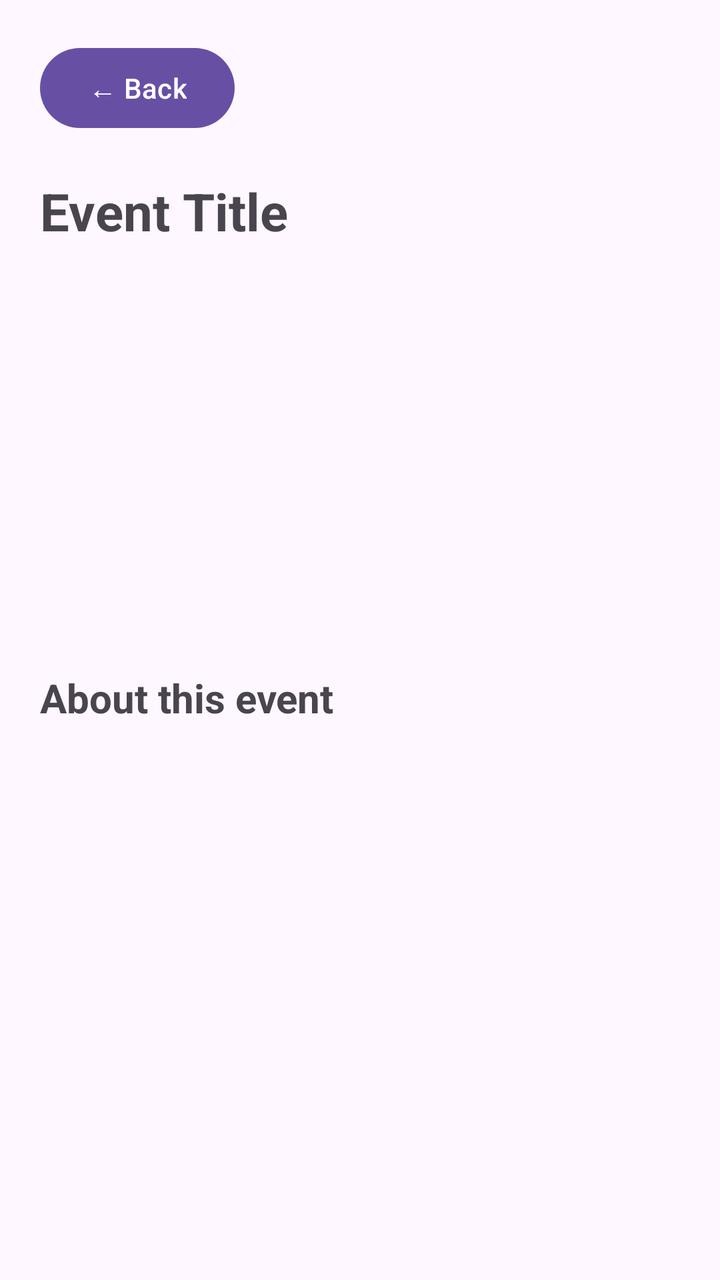
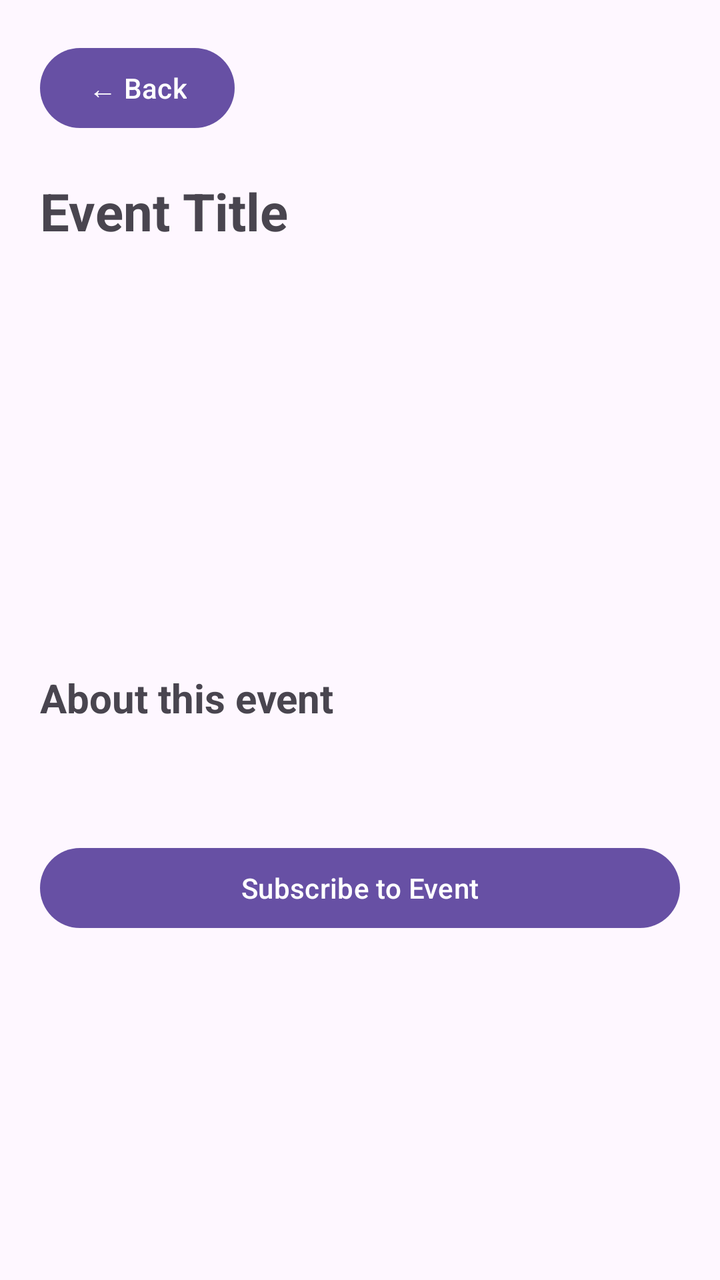

The first picture is an Android layout as it rendered before a commit; the second is the same layout after the commit. The layout source and the unified diff follow.
<!-- AndroidManifest.xml: application theme Theme.LibertiesEvents -->
<!-- res/layout/activity_event_details.xml -->
<?xml version="1.0" encoding="utf-8"?>
<ScrollView xmlns:android="http://schemas.android.com/apk/res/android"
    android:layout_width="match_parent"
    android:layout_height="match_parent"
    android:fillViewport="true">

    <LinearLayout
        android:layout_width="match_parent"
        android:layout_height="wrap_content"
        android:orientation="vertical"
        android:padding="20dp">

        
        <Button
            android:id="@+id/buttonBack"
            android:layout_width="wrap_content"
            android:layout_height="wrap_content"
            android:text="← Back"
            android:onClick="backClick"
            android:layout_marginBottom="20dp" />

        
        <TextView
            android:id="@+id/textTitle"
            android:layout_width="match_parent"
            android:layout_height="wrap_content"
            android:text="Event Title"
            android:textSize="26sp"
            android:textStyle="bold"
            android:layout_marginBottom="12dp" />

        
        <TextView
            android:id="@+id/textCategory"
            android:layout_width="match_parent"
            android:layout_height="wrap_content"
            android:textSize="16sp"
            android:layout_marginBottom="20dp" />

        
        <TextView
            android:id="@+id/textDate"
            android:layout_width="match_parent"
            android:layout_height="wrap_content"
            android:textSize="16sp"
            android:layout_marginBottom="16dp" />

        
        <TextView
            android:id="@+id/textVenue"
            android:layout_width="match_parent"
            android:layout_height="wrap_content"
            android:textSize="16sp"
            android:layout_marginBottom="16dp" />

        
        <TextView
            android:id="@+id/textAddress"
            android:layout_width="match_parent"
            android:layout_height="wrap_content"
            android:textSize="16sp"
            android:layout_marginBottom="16dp" />

        
        <TextView
            android:id="@+id/textOrganizer"
            android:layout_width="match_parent"
            android:layout_height="wrap_content"
            android:textSize="16sp"
            android:layout_marginBottom="24dp" />

        
        <TextView
            android:layout_width="match_parent"
            android:layout_height="wrap_content"
            android:text="About this event"
            android:textSize="20sp"
            android:textStyle="bold"
            android:layout_marginBottom="8dp" />

        
        <TextView
            android:id="@+id/textDescription"
            android:layout_width="match_parent"
            android:layout_height="wrap_content"
            android:textSize="16sp" />

    </LinearLayout>

</ScrollView>
<!-- resources referenced by this layout -->
<resources>
  <style name="Theme.LibertiesEvents" parent="Base.Theme.LibertiesEvents" />
  <style name="Base.Theme.LibertiesEvents" parent="Theme.Material3.DayNight.NoActionBar">
          
          
      </style>
</resources>

<!-- the commit's change to res/layout/activity_event_details.xml (unified diff, before → after) -->
@@ -85,6 +85,15 @@
             android:layout_height="wrap_content"
             android:textSize="16sp" />
 
+        
+        <Button
+            android:id="@+id/buttonSubscribe"
+            android:layout_width="match_parent"
+            android:layout_height="wrap_content"
+            android:text="Subscribe to Event"
+            android:onClick="subscriptionClick"
+            android:layout_marginTop="28dp" />
+
     </LinearLayout>
 
 </ScrollView>
